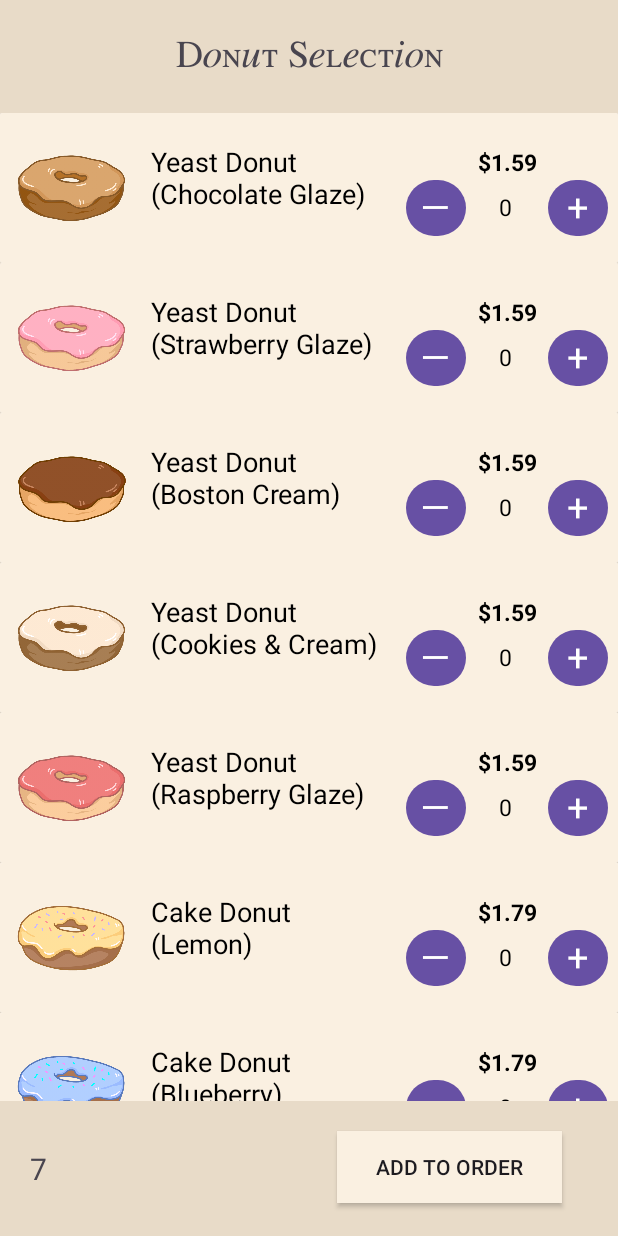
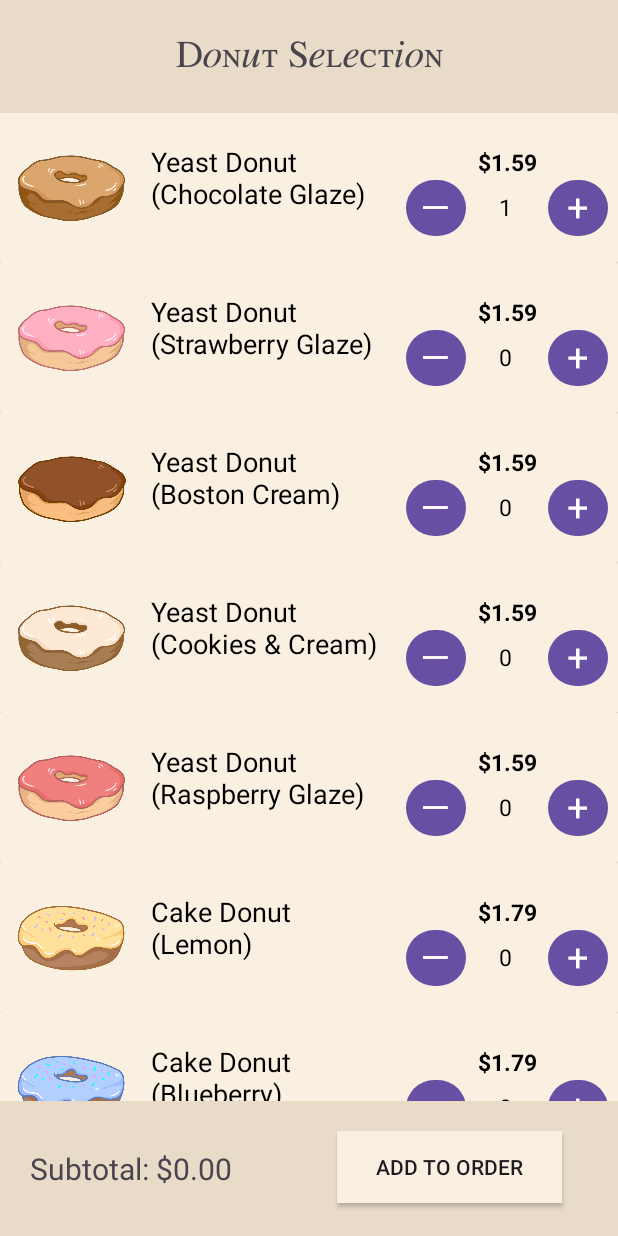
Before and after one commit to JustALoafOfBeans/RUCafeAndriod, an Android app: the DonutActivity screen opened directly, with no data from a screen before it, after a tap on an icon or button, on a phone screen of 412 x 824 dp. Run offline under Robolectric (Android 15) with nearby library versions, the phone set to English and light mode, and no system bars.

Commit message:
Donut count and subtotal

```diff
--- a/app/src/main/java/com/example/rucafeandriod/DonutActivity.java
+++ b/app/src/main/java/com/example/rucafeandriod/DonutActivity.java
@@ -52,17 +52,40 @@ public class DonutActivity extends AppCompatActivity {
 
     private OnItemClickListener listener = new OnItemClickListener() {
         String action;
+        int newCount; // New count to be retrieved for text
 
         // Called by Adapter, gives index of clicked item
         public void onItemClicked(int targeted) {
+            // Find the donut object being modified in ArrayList "donuts"
+            // Set action
+            // Check quantity bounds (not 0 if REM, not 10 if ADD)
+            // --> print error if bad boundary
+            // Otherwise, update quantity for that donut object
+            // Final "Place order" consisting of donut objects with quantity>0
+
             //do whatever you want with donut
             if (action.equals("Add")) {
                 Donut targetDonut = adapter.getClicked(targeted);
                 System.out.println("Added " + targetDonut.getFlavor());
-                subtotalText.setText("7"); // TODO THIS IS A GAG TEST REMOVE
+                if (targetDonut.getQuantity() == 10) {
+                    System.out.println("ERROR too many of one flavor");
+                    newCount = 10;
+                } else {
+                    newCount = targetDonut.getQuantity() + 1;
+                    targetDonut.setQuantity(newCount);
+                }
+                System.out.println("New count: " + targetDonut.getQuantity());
             } else if (action.equals("Remove")) {
                 Donut targetDonut = adapter.getClicked(targeted);
                 System.out.println("Removed " + targetDonut.getFlavor());
+                if (targetDonut.getQuantity() == 0) {
+                    newCount = 0;
+                    System.out.println("ERROR can't have neg donuts");
+                } else {
+                    newCount = targetDonut.getQuantity() - 1;
+                    targetDonut.setQuantity(newCount);
+                }
+                System.out.println("New count: " + targetDonut.getQuantity());
             }
         }
         // Whether add or remove
@@ -81,6 +104,11 @@ public class DonutActivity extends AppCompatActivity {
             System.out.println("subtotal now: " + subtotal);
         }
 
+        // Returns new count
+        public int returnCount() {
+            return newCount;
+        }
+
         /*
         * On click, the following should happen:
         * - Count checks (Can't remove below 0, OPTIONAL: can't add above [some num])
--- a/app/src/main/java/com/example/rucafeandriod/DonutAdapter.java
+++ b/app/src/main/java/com/example/rucafeandriod/DonutAdapter.java
@@ -117,8 +117,9 @@ class DonutAdapter extends RecyclerView.Adapter<DonutAdapter.ItemsHolder>{
                     int index = getClickedPosition(flavor.getText().toString());
                     if (onClickListener != null) {
                         onClickListener.setAction("Add");
-                        onClickListener.updateSubtotal(price.getText().toString());
-                        onClickListener.onItemClicked(index);
+                        onClickListener.updateSubtotal(price.getText().toString()); // Update subtotal
+                        onClickListener.onItemClicked(index); // Process amounts
+                        count.setText(Integer.toString(onClickListener.returnCount())); // TOOD GAG
                     }
                 }
             });
@@ -132,6 +133,7 @@ class DonutAdapter extends RecyclerView.Adapter<DonutAdapter.ItemsHolder>{
                         onClickListener.setAction("Remove");
                         onClickListener.updateSubtotal(price.getText().toString());
                         onClickListener.onItemClicked(index);
+                        count.setText(Integer.toString(onClickListener.returnCount()));
                     }
                 }
             });
--- a/app/src/main/java/com/example/rucafeandriod/OnItemClickListener.java
+++ b/app/src/main/java/com/example/rucafeandriod/OnItemClickListener.java
@@ -6,4 +6,6 @@ public interface OnItemClickListener {
     void setAction(String btnAct);
 
     void updateSubtotal(String difference);
+
+    int returnCount();
 }
```
